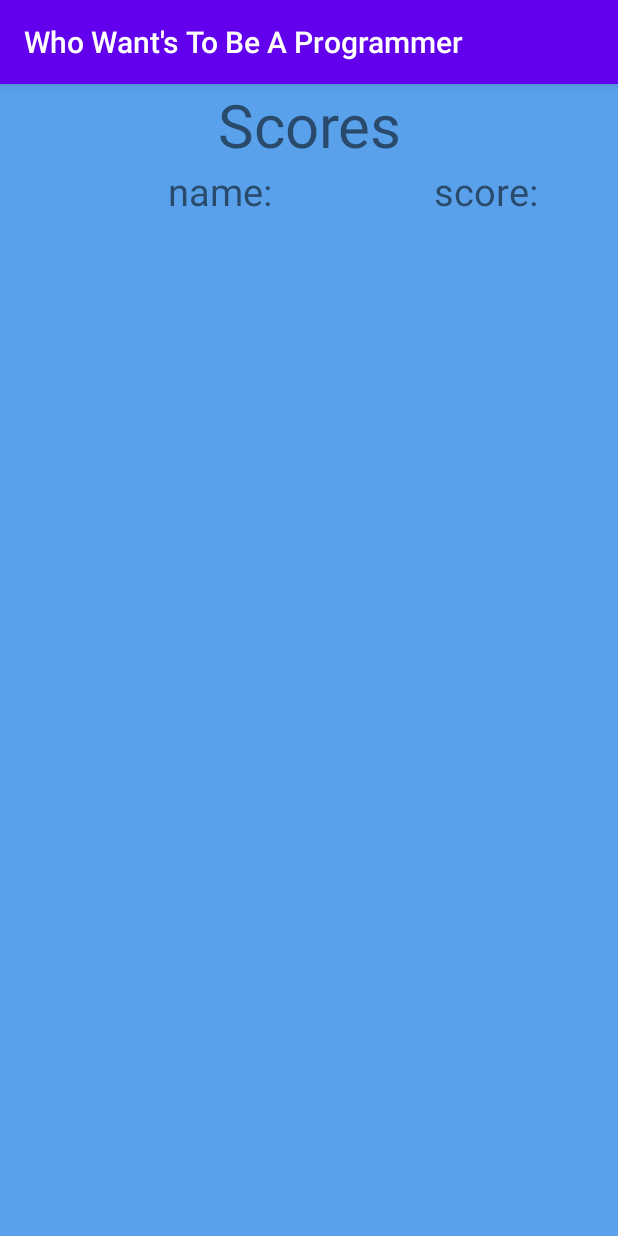
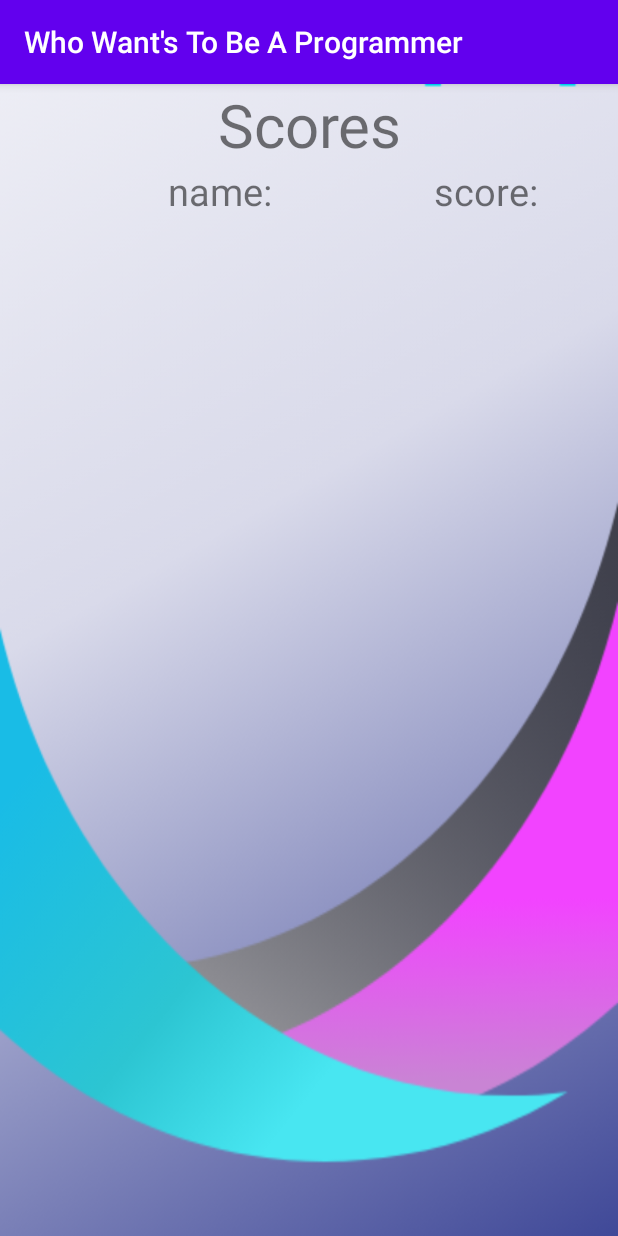
Before and after one commit to SaarSkittel/WhoWantsToBeAProgrammer, an Android app: the ScoreboardActivity screen opened directly, with no data from a screen before it, on a phone screen of 412 x 824 dp. Run offline under Robolectric (Android 15) with nearby library versions, the phone set to English and light mode, and no system bars; network calls fail.

Commit message:
scoreboard

```diff
--- a/app/src/main/res/layout/activity_scoreboard.xml
+++ b/app/src/main/res/layout/activity_scoreboard.xml
@@ -5,7 +5,7 @@
     android:layout_width="match_parent"
     android:layout_height="match_parent"
     android:orientation="vertical"
-    android:background="#59A1EA"
+    android:background="@drawable/scorebackground"
     tools:context=".ScoreboardActivity">
 
     <TextView
```
Also changed, not shown: app/src/main/res/drawable/scorebackground.png (added).
